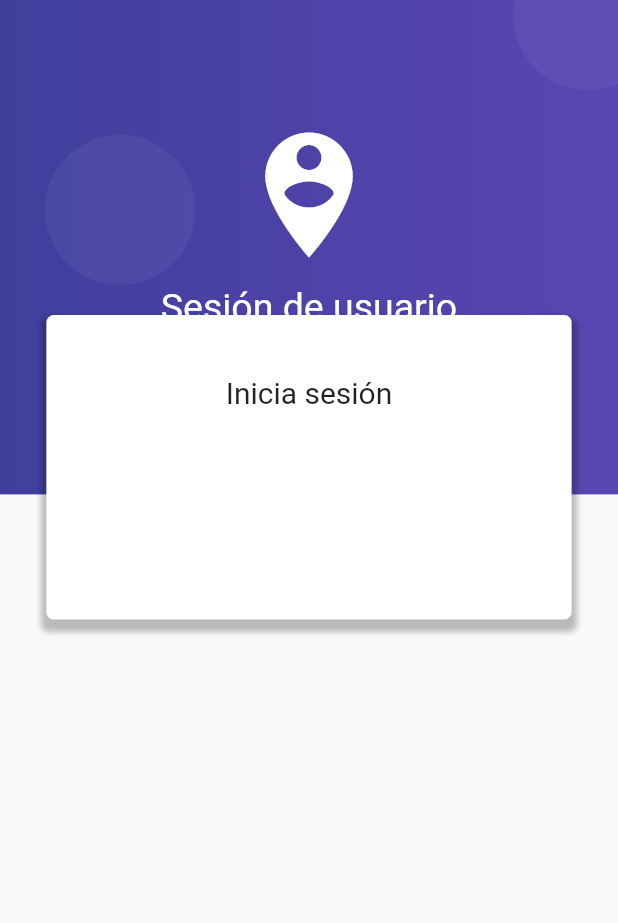
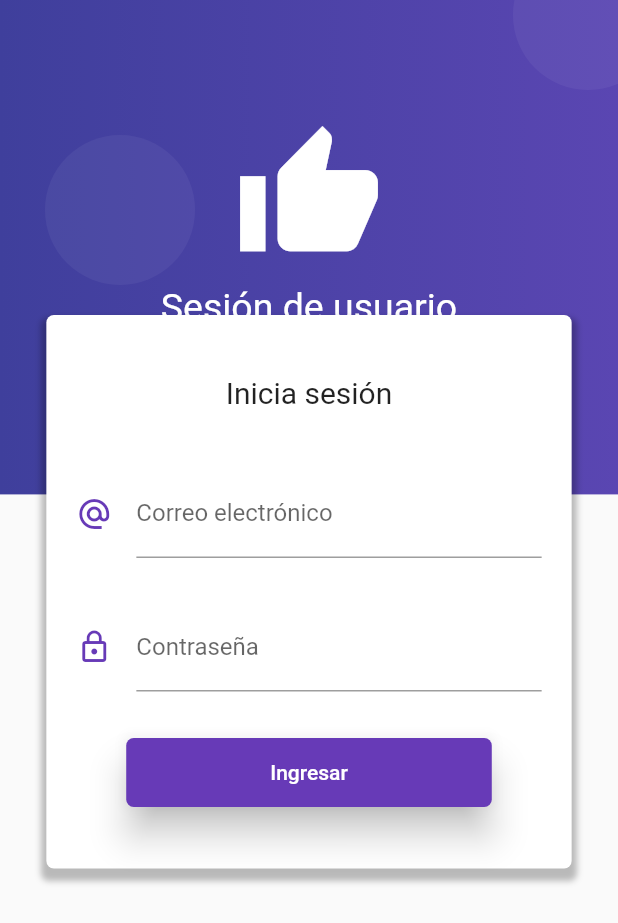
Before and after one commit to franciscocamposchimal/flutter-progreso, a Flutter app: the screen it shows after launch, on a phone screen of 412 x 824 dp. Shown: the top 923 px of the screen. Run offline on Flutter 3.47's test engine with Material 2 defaults, Android fonts, the phone set to English and light mode, and no system bars; Roboto replaces fonts that are missing (Montserrat).

```diff
--- a/test_app/lib/pages/home_page.dart
+++ b/test_app/lib/pages/home_page.dart
@@ -5,20 +5,16 @@ class HomePage extends StatefulWidget {
 }
 
 class HomePageState extends State<HomePage> {
-
   @override
   Widget build(BuildContext context) {
     return Scaffold(
       body: Stack(
-        children: <Widget>[
-          _crearFondo(context),
-          _loginForm(context)
-        ],
+        children: <Widget>[_crearFondo(context), _loginForm(context)],
       ),
     );
   }
 
-    Widget _loginForm(BuildContext context) {
+  Widget _loginForm(BuildContext context) {
     final size = MediaQuery.of(context).size;
 
     return SingleChildScrollView(
@@ -47,11 +43,11 @@ class HomePageState extends State<HomePage> {
               children: <Widget>[
                 Text('Inicia sesión', style: TextStyle(fontSize: 20.0)),
                 SizedBox(height: 40.0),
-                //_crearEmail(authBloc),
+                _crearEmail(),
                 SizedBox(height: 30.0),
-                //_crearPassword(authBloc),
+                _crearPassword(),
                 SizedBox(height: 30.0),
-                //_crearBoton(authBloc),
+                _crearBoton(),
                 SizedBox(height: 20.0),
                 //_passwordReset(context),
               ],
@@ -64,6 +60,48 @@ class HomePageState extends State<HomePage> {
         ],
       ),
     );
+  }
+
+  Widget _crearEmail() {
+    return Container(
+      padding: EdgeInsets.symmetric(horizontal: 20.0),
+      child: TextField(
+        keyboardType: TextInputType.emailAddress,
+        decoration: InputDecoration(
+          icon: Icon(Icons.alternate_email, color: Colors.deepPurple),
+          hintText: 'ejemplo@correo.com',
+          labelText: 'Correo electrónico',
+        ),
+      ),
+    );
+  }
+
+  Widget _crearPassword() {
+    return Container(
+      padding: EdgeInsets.symmetric(horizontal: 20.0),
+      child: TextField(
+        obscureText: true,
+        decoration: InputDecoration(
+          icon: Icon(Icons.lock_outline, color: Colors.deepPurple),
+          labelText: 'Contraseña',
+        ),
+      ),
+    );
+  }
+
+  Widget _crearBoton() {
+    return RaisedButton(
+        child: Container(
+          padding: EdgeInsets.symmetric(horizontal: 80.0, vertical: 15.0),
+          child: Text('Ingresar'),
+        ),
+        shape: RoundedRectangleBorder(borderRadius: BorderRadius.circular(5.0)),
+        elevation: 10.0,
+        color: Colors.deepPurple,
+        textColor: Colors.white,
+        onPressed: () {
+          Navigator.of(context).pushNamed('/second');
+        });
   }
 
   Widget _crearFondo(BuildContext context) {
@@ -99,7 +137,7 @@ class HomePageState extends State<HomePage> {
           padding: EdgeInsets.only(top: 80.0),
           child: Column(
             children: <Widget>[
-              Icon(Icons.person_pin_circle, color: Colors.white, size: 100.0),
+              Icon(Icons.thumb_up, color: Colors.white, size: 100.0),
               SizedBox(height: 10.0, width: double.infinity),
               Text('Sesión de usuario',
                   style: TextStyle(color: Colors.white, fontSize: 25.0))
--- a/test_app/lib/routes/routes.dart
+++ b/test_app/lib/routes/routes.dart
@@ -1,9 +1,13 @@
 
 import 'package:flutter/widgets.dart';
 import 'package:test_app/pages/home_page.dart';
+import 'package:test_app/pages/second_page.dart';
+import 'package:test_app/pages/third_page.dart';
 
 Map<String, WidgetBuilder> getRoutes(){
   return <String, WidgetBuilder>{
     '/': (BuildContext context) => HomePage(),
+    '/second': (BuildContext context) => SecondPage(),
+    '/third': (BuildContext context) => ThirdPage(),
   };
 }
```
Also changed, not shown: test_app/lib/pages/second_page.dart (added, +29 -0 lines), test_app/lib/pages/third_page.dart (added, +29 -0 lines), test_app/pubspec.lock, 1 other file.
